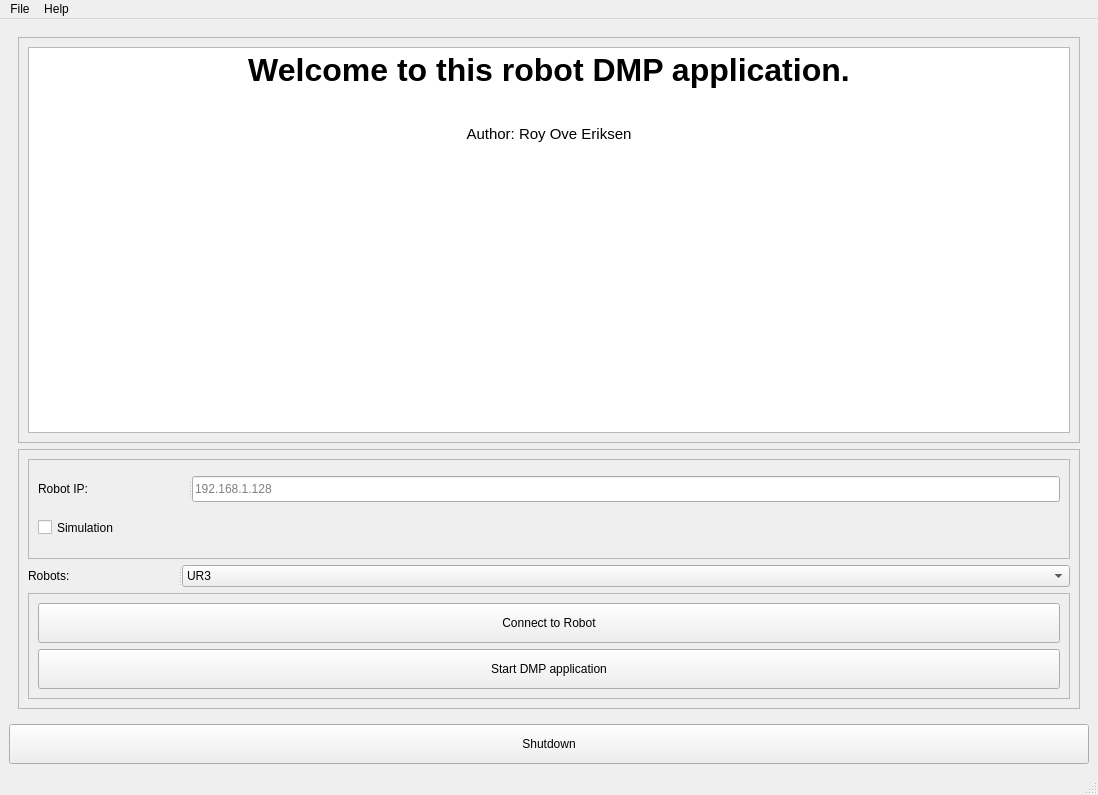
eriksenroy/roy_dmp, file script/ui_dmp.ui: the form before one commit.
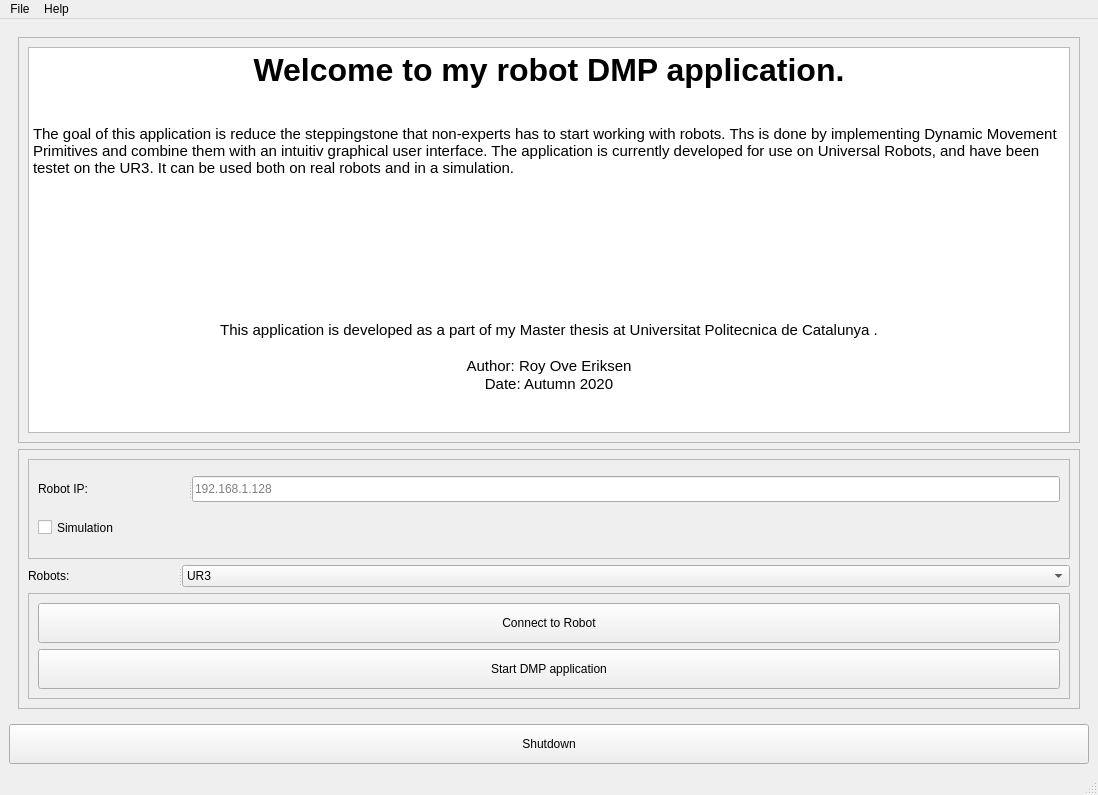
The form after the commit. The open tabs and pages were chosen to show the change.

What changed in the file:
```diff
--- a/script/ui_dmp.ui
+++ b/script/ui_dmp.ui
@@ -53,10 +53,22 @@
 &lt;html&gt;&lt;head&gt;&lt;meta name=&quot;qrichtext&quot; content=&quot;1&quot; /&gt;&lt;style type=&quot;text/css&quot;&gt;
 p, li { white-space: pre-wrap; }
 &lt;/style&gt;&lt;/head&gt;&lt;body style=&quot; font-family:'Ubuntu'; font-size:11pt; font-weight:400; font-style:normal;&quot;&gt;
-&lt;p align=&quot;center&quot; style=&quot; margin-top:0px; margin-bottom:0px; margin-left:0px; margin-right:0px; -qt-block-indent:0; text-indent:0px;&quot;&gt;&lt;span style=&quot; font-size:24pt; font-weight:600;&quot;&gt;Welcome to this robot DMP application.&lt;/span&gt;&lt;/p&gt;
+&lt;p align=&quot;center&quot; style=&quot; margin-top:0px; margin-bottom:0px; margin-left:0px; margin-right:0px; -qt-block-indent:0; text-indent:0px;&quot;&gt;&lt;span style=&quot; font-size:24pt; font-weight:600;&quot;&gt;Welcome to my robot DMP application.&lt;/span&gt;&lt;/p&gt;
 &lt;p align=&quot;center&quot; style=&quot;-qt-paragraph-type:empty; margin-top:0px; margin-bottom:0px; margin-left:0px; margin-right:0px; -qt-block-indent:0; text-indent:0px;&quot;&gt;&lt;br /&gt;&lt;/p&gt;
+&lt;p style=&quot;-qt-paragraph-type:empty; margin-top:0px; margin-bottom:0px; margin-left:0px; margin-right:0px; -qt-block-indent:0; text-indent:0px;&quot;&gt;&lt;br /&gt;&lt;/p&gt;
+&lt;p style=&quot; margin-top:0px; margin-bottom:0px; margin-left:0px; margin-right:0px; -qt-block-indent:0; text-indent:0px;&quot;&gt;The goal of this application is reduce the steppingstone that non-experts has to start working with robots. Ths is done by implementing Dynamic Movement Primitives and combine them with an intuitiv graphical user interface. The application is currently developed for use on Universal Robots, and have been testet on the UR3. It can be used both on real robots and in a simulation.&lt;/p&gt;
 &lt;p align=&quot;center&quot; style=&quot;-qt-paragraph-type:empty; margin-top:0px; margin-bottom:0px; margin-left:0px; margin-right:0px; -qt-block-indent:0; text-indent:0px;&quot;&gt;&lt;br /&gt;&lt;/p&gt;
-&lt;p align=&quot;center&quot; style=&quot; margin-top:0px; margin-bottom:0px; margin-left:0px; margin-right:0px; -qt-block-indent:0; text-indent:0px;&quot;&gt;Author: Roy Ove Eriksen&lt;/p&gt;&lt;/body&gt;&lt;/html&gt;</string>
+&lt;p align=&quot;center&quot; style=&quot;-qt-paragraph-type:empty; margin-top:0px; margin-bottom:0px; margin-left:0px; margin-right:0px; -qt-block-indent:0; text-indent:0px;&quot;&gt;&lt;br /&gt;&lt;/p&gt;
+&lt;p align=&quot;center&quot; style=&quot;-qt-paragraph-type:empty; margin-top:0px; margin-bottom:0px; margin-left:0px; margin-right:0px; -qt-block-indent:0; text-indent:0px;&quot;&gt;&lt;br /&gt;&lt;/p&gt;
+&lt;p align=&quot;center&quot; style=&quot;-qt-paragraph-type:empty; margin-top:0px; margin-bottom:0px; margin-left:0px; margin-right:0px; -qt-block-indent:0; text-indent:0px;&quot;&gt;&lt;br /&gt;&lt;/p&gt;
+&lt;p align=&quot;center&quot; style=&quot;-qt-paragraph-type:empty; margin-top:0px; margin-bottom:0px; margin-left:0px; margin-right:0px; -qt-block-indent:0; text-indent:0px;&quot;&gt;&lt;br /&gt;&lt;/p&gt;
+&lt;p align=&quot;center&quot; style=&quot;-qt-paragraph-type:empty; margin-top:0px; margin-bottom:0px; margin-left:0px; margin-right:0px; -qt-block-indent:0; text-indent:0px;&quot;&gt;&lt;br /&gt;&lt;/p&gt;
+&lt;p align=&quot;center&quot; style=&quot;-qt-paragraph-type:empty; margin-top:0px; margin-bottom:0px; margin-left:0px; margin-right:0px; -qt-block-indent:0; text-indent:0px;&quot;&gt;&lt;br /&gt;&lt;/p&gt;
+&lt;p align=&quot;center&quot; style=&quot;-qt-paragraph-type:empty; margin-top:0px; margin-bottom:0px; margin-left:0px; margin-right:0px; -qt-block-indent:0; text-indent:0px;&quot;&gt;&lt;br /&gt;&lt;/p&gt;
+&lt;p align=&quot;center&quot; style=&quot; margin-top:0px; margin-bottom:0px; margin-left:0px; margin-right:0px; -qt-block-indent:0; text-indent:0px;&quot;&gt;This application is developed as a part of my Master thesis at Universitat Politecnica de Catalunya .&lt;/p&gt;
+&lt;p align=&quot;center&quot; style=&quot;-qt-paragraph-type:empty; margin-top:0px; margin-bottom:0px; margin-left:0px; margin-right:0px; -qt-block-indent:0; text-indent:0px;&quot;&gt;&lt;br /&gt;&lt;/p&gt;
+&lt;p align=&quot;center&quot; style=&quot; margin-top:0px; margin-bottom:0px; margin-left:0px; margin-right:0px; -qt-block-indent:0; text-indent:0px;&quot;&gt;Author: Roy Ove Eriksen&lt;/p&gt;
+&lt;p align=&quot;center&quot; style=&quot; margin-top:0px; margin-bottom:0px; margin-left:0px; margin-right:0px; -qt-block-indent:0; text-indent:0px;&quot;&gt;Date: Autumn 2020&lt;/p&gt;&lt;/body&gt;&lt;/html&gt;</string>
              </property>
             </widget>
            </item>
```
Left out of the diff: 15 changed lines with no effect on the pictures.
